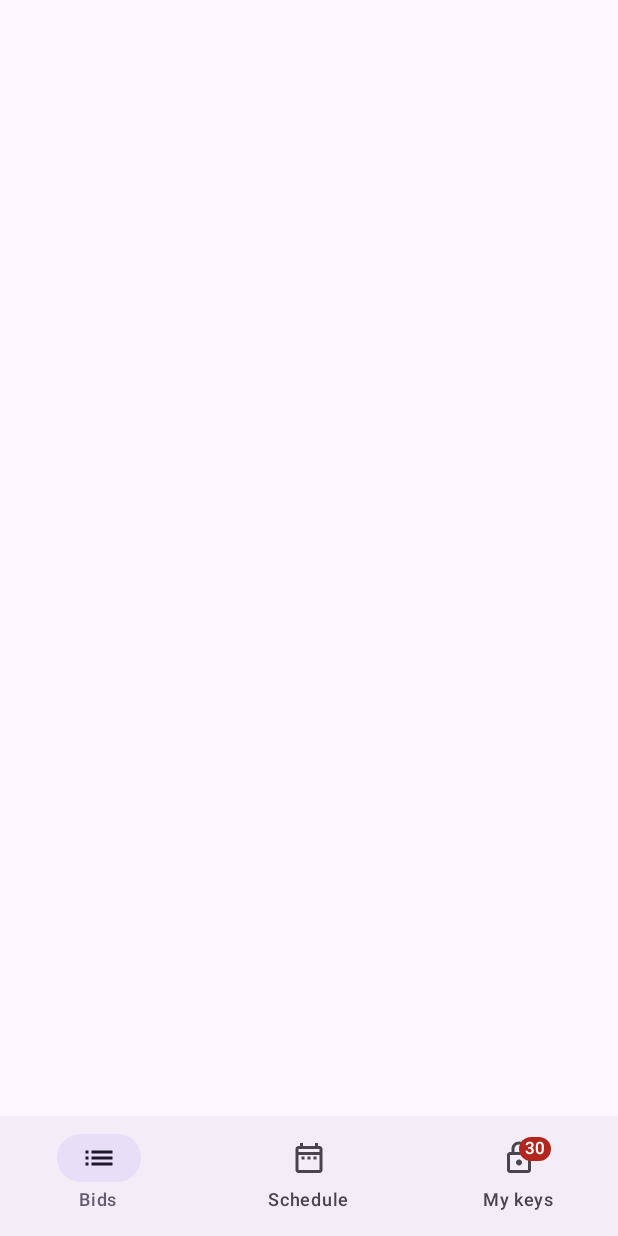
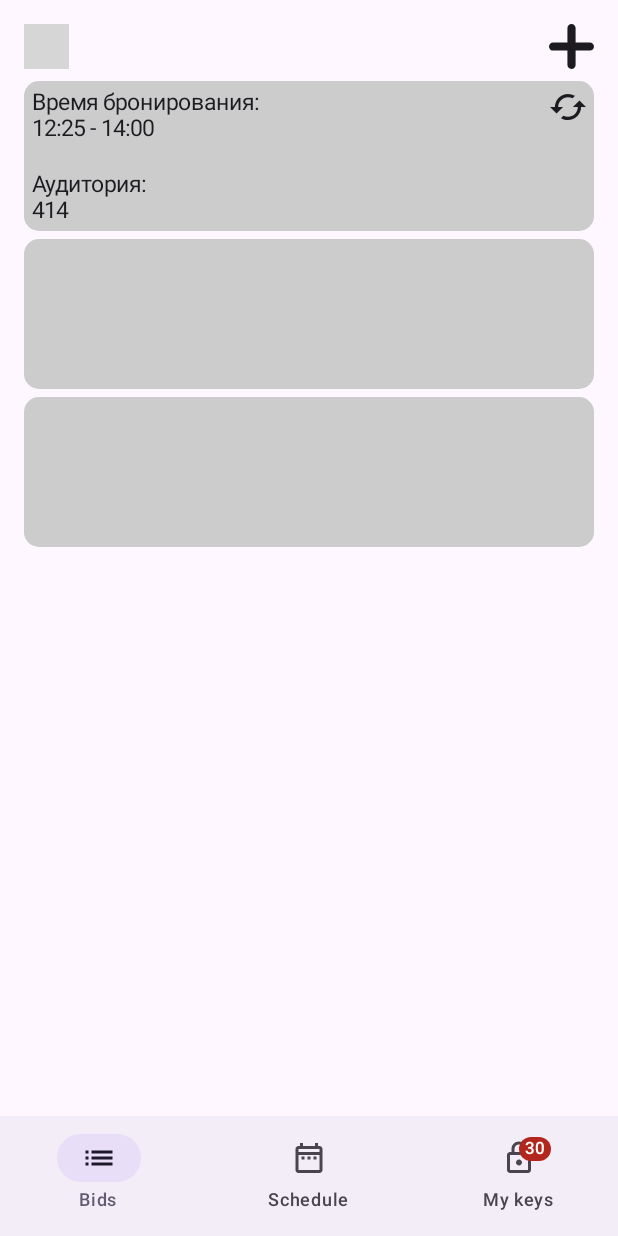
Before and after one commit to VitoMilize/RoomskeyHandler, an Android app built with Jetpack Compose: the @Preview function BidsScreen, on a phone screen of 412 x 824 dp. Run offline under Robolectric (Android 15) with nearby library versions, the phone set to English and light mode, and no system bars; pictures from the network do not load; grey boxes are pictures that could not be loaded.

Commit message:
Created Bids screen V1. Added icons.

```diff
--- a/app/src/main/java/com/example/roomskeyhandler/BidsScreen.kt
+++ b/app/src/main/java/com/example/roomskeyhandler/BidsScreen.kt
@@ -1,6 +1,18 @@
 package com.example.roomskeyhandler
 
 import android.annotation.SuppressLint
+import androidx.compose.foundation.Image
+import androidx.compose.foundation.background
+import androidx.compose.foundation.clickable
+import androidx.compose.foundation.layout.Arrangement
+import androidx.compose.foundation.layout.Box
+import androidx.compose.foundation.layout.Column
+import androidx.compose.foundation.layout.fillMaxSize
+import androidx.compose.foundation.layout.fillMaxWidth
+import androidx.compose.foundation.layout.height
+import androidx.compose.foundation.layout.padding
+import androidx.compose.foundation.layout.size
+import androidx.compose.foundation.shape.RoundedCornerShape
 import androidx.compose.material.icons.Icons
 import androidx.compose.material.icons.filled.DateRange
 import androidx.compose.material.icons.filled.List
@@ -21,8 +33,16 @@ import androidx.compose.runtime.getValue
 import androidx.compose.runtime.mutableIntStateOf
 import androidx.compose.runtime.saveable.rememberSaveable
 import androidx.compose.runtime.setValue
+import androidx.compose.ui.Alignment
+import androidx.compose.ui.Modifier
+import androidx.compose.ui.draw.clip
+import androidx.compose.ui.graphics.Color
 import androidx.compose.ui.graphics.vector.ImageVector
+import androidx.compose.ui.res.painterResource
 import androidx.compose.ui.tooling.preview.Preview
+import androidx.compose.ui.unit.dp
+import androidx.compose.ui.unit.sp
+import coil.compose.rememberAsyncImagePainter
 
 data class BottomNavigationItem(
     val title: String,
@@ -58,6 +78,7 @@ fun BidsScreen() {
     var selectedItemIndex by rememberSaveable {
         mutableIntStateOf(0)
     }
+
     Scaffold(
         bottomBar = {
             NavigationBar {
@@ -95,5 +116,112 @@ fun BidsScreen() {
             }
 
         }
-    ) {}
+    ) {
+        Box(
+            modifier = Modifier
+                .fillMaxSize()
+        ) {
+            Box(
+                modifier = Modifier
+                .padding(16.dp)
+                .fillMaxSize()
+            ) {
+                Box(
+                    modifier = Modifier.fillMaxWidth()
+                ) {
+                    Image(
+                        modifier = Modifier
+                            .size(30.dp)
+                            .align(Alignment.TopStart)
+                            .clickable {
+
+                            },
+                        painter = rememberAsyncImagePainter("https://marketplace.canva.com/EAEjui-SkE4/2/0/1600w/canva-%D1%80%D0%BE%D0%B7%D0%BE%D0%B2%D1%8B%D0%B9-%D0%B8-%D0%B6%D0%B5%D0%BB%D1%82%D1%8B%D0%B9-%D0%BA%D0%BE%D1%88%D0%BA%D0%B0-%D1%81%D0%BE%D0%B2%D1%80%D0%B5%D0%BC%D0%B5%D0%BD%D0%BD%D1%8B%D0%B9-%D0%BD%D0%B0%D1%80%D0%B8%D1%81%D0%BE%D0%B2%D0%B0%D0%BD%D0%BD%D1%8B%D0%B9-%D0%BE%D1%82-%D1%80%D1%83%D0%BA%D0%B8-%D0%B0%D0%B1%D1%81%D1%82%D1%80%D0%B0%D0%BA%D1%82%D0%BD%D0%BE%D0%B5-%D0%B8%D0%B7%D0%BE%D0%B1%D1%80%D0%B0%D0%B6%D0%B5%D0%BD%D0%B8%D0%B5-%D0%B4%D0%BB%D1%8F-%D0%BF%D1%80%D0%BE%D1%84%D0%B8%D0%BB%D1%8F-%D0%B2-twitch-WsQ560IKaR0.jpg"),
+                        contentDescription = null
+                    )
+
+                    Icon(
+                        modifier = Modifier
+                            .size(30.dp)
+                            .align(Alignment.TopEnd)
+                            .clickable {
+
+                            },
+                        painter = painterResource(R.drawable.ic_plus),
+                        contentDescription = null
+                    )
+                }
+                Column(
+                    modifier = Modifier.padding(top = 38.dp),
+                    verticalArrangement = Arrangement.spacedBy(5.dp)
+                ) {
+                    Box(
+                        modifier = Modifier
+                            .fillMaxWidth()
+                            .height(100.dp)
+                            .clip(RoundedCornerShape(10.dp))
+                            .background(Color.LightGray)
+                    ) {
+                        Column(
+                            modifier = Modifier.padding(5.dp)
+                        ) {
+                            Text(
+                                text = "Время бронирования:",
+                                fontSize = 15.sp
+                            )
+
+                            Text(
+                                text = "12:25 - 14:00",
+                                fontSize = 15.sp
+                            )
+                        }
+
+                        Column(
+                            modifier = Modifier
+                                .padding(5.dp)
+                                .align(Alignment.BottomStart)
+                        ) {
+                            Text(
+                                text = "Аудитория:",
+                                fontSize = 15.sp
+                            )
+
+                            Text(
+                                text = "414",
+                                fontSize = 15.sp
+                            )
+                        }
+
+                        Icon(
+                            modifier = Modifier.align(Alignment.TopEnd).padding(5.dp).size(24.dp),
+                            painter = painterResource(id = R.drawable.ic_repeat),
+                            contentDescription = null)
+                    }
+
+                    Box(
+                        modifier = Modifier
+                            .fillMaxWidth()
+                            .height(100.dp)
+                            .clip(RoundedCornerShape(10.dp))
+                            .background(Color.LightGray)
+                    ) {
+
+
+                    }
+
+                    Box(
+                        modifier = Modifier
+                            .fillMaxWidth()
+                            .height(100.dp)
+                            .clip(RoundedCornerShape(10.dp))
+                            .background(Color.LightGray)
+                    ) {
+
+
+                    }
+                }
+            }
+        }
+    }
+
 }
--- /dev/null
+++ b/app/src/main/java/com/example/roomskeyhandler/GeneralViewModel.kt
@@ -0,0 +1,6 @@
+package com.example.roomskeyhandler
+
+import androidx.lifecycle.ViewModel
+
+class GeneralViewModel : ViewModel() {
+}
--- a/app/src/main/java/com/example/roomskeyhandler/MainActivity.kt
+++ b/app/src/main/java/com/example/roomskeyhandler/MainActivity.kt
@@ -24,7 +24,7 @@ class MainActivity : ComponentActivity() {
     override fun onCreate(savedInstanceState: Bundle?) {
         super.onCreate(savedInstanceState)
         setContent {
-            ProfileScreen()
+            BidsScreen()
         }
     }
 }
--- /dev/null
+++ b/app/src/main/res/drawable/ic_plus.xml
@@ -0,0 +1,9 @@
+<vector xmlns:android="http://schemas.android.com/apk/res/android"
+    android:width="800dp"
+    android:height="800dp"
+    android:viewportWidth="45.402"
+    android:viewportHeight="45.402">
+  <path
+      android:pathData="M41.267,18.557H26.832V4.134C26.832,1.851 24.99,0 22.707,0c-2.283,0 -4.124,1.851 -4.124,4.135v14.432H4.141c-2.283,0 -4.139,1.851 -4.138,4.135c-0.001,1.141 0.46,2.187 1.207,2.934c0.748,0.749 1.78,1.222 2.92,1.222h14.453V41.27c0,1.142 0.453,2.176 1.201,2.922c0.748,0.748 1.777,1.211 2.919,1.211c2.282,0 4.129,-1.851 4.129,-4.133V26.857h14.435c2.283,0 4.134,-1.867 4.133,-4.15C45.399,20.425 43.548,18.557 41.267,18.557z"
+      android:fillColor="#000000"/>
+</vector>
--- /dev/null
+++ b/app/src/main/res/drawable/ic_repeat.xml
@@ -0,0 +1,9 @@
+<vector xmlns:android="http://schemas.android.com/apk/res/android"
+    android:width="800dp"
+    android:height="800dp"
+    android:viewportWidth="512"
+    android:viewportHeight="512">
+  <path
+      android:pathData="M69.82,256H0l93.1,93.1L186.2,256h-69.82c0.22,-77.02 62.6,-139.4 139.62,-139.63c22.67,0.43 44.95,6 65.16,16.3l34.9,-34.9C325.6,80.14 291.18,70.53 256,69.83C153.3,70.11 70.1,153.3 69.82,256zM395.62,256c-0.22,77.02 -62.6,139.4 -139.62,139.63c-22.67,-0.43 -44.95,-6 -65.16,-16.3l-34.9,34.9c30.46,17.62 64.88,27.24 100.06,27.94C358.7,441.87 441.88,358.7 442.18,256H512l-93.1,-93.1L325.8,256H395.62z"
+      android:fillColor="#161C27"/>
+</vector>
```
